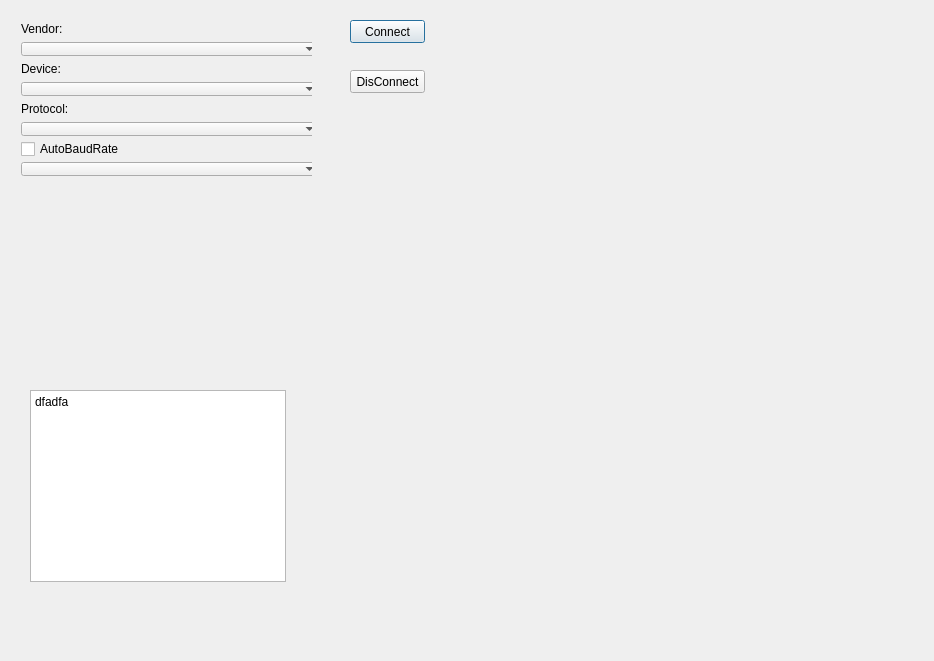
Old version of the form RP1210App/RP1210Window.ui in the repository maybez/RP1210App.
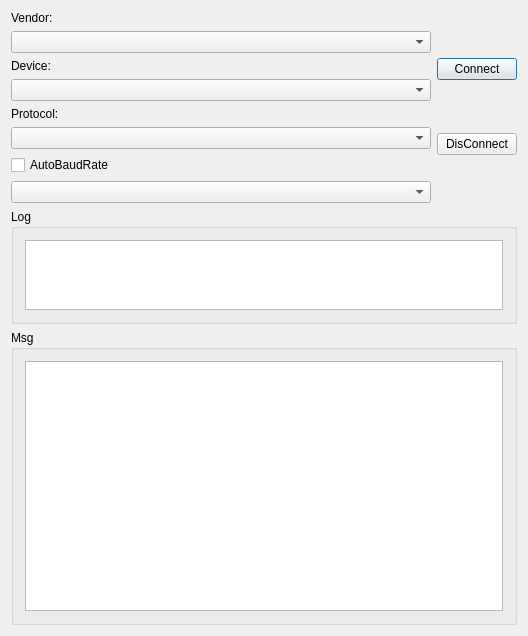
New version of the form.

```diff
--- a/RP1210App/RP1210Window.ui
+++ b/RP1210App/RP1210Window.ui
@@ -6,52 +6,15 @@
    <rect>
     <x>0</x>
     <y>0</y>
-    <width>934</width>
-    <height>661</height>
+    <width>528</width>
+    <height>626</height>
    </rect>
   </property>
   <property name="windowTitle">
    <string>RP1210Window</string>
   </property>
-  <widget class="QPushButton" name="pushButtonConnect">
-   <property name="geometry">
-    <rect>
-     <x>350</x>
-     <y>20</y>
-     <width>75</width>
-     <height>23</height>
-    </rect>
-   </property>
-   <property name="text">
-    <string>Connect</string>
-   </property>
-  </widget>
-  <widget class="QTextBrowser" name="textBrowser">
-   <property name="geometry">
-    <rect>
-     <x>30</x>
-     <y>390</y>
-     <width>256</width>
-     <height>192</height>
-    </rect>
-   </property>
-   <property name="html">
-    <string>&lt;!DOCTYPE HTML PUBLIC &quot;-//W3C//DTD HTML 4.0//EN&quot; &quot;http://www.w3.org/TR/REC-html40/strict.dtd&quot;&gt;
-&lt;html&gt;&lt;head&gt;&lt;meta name=&quot;qrichtext&quot; content=&quot;1&quot; /&gt;&lt;style type=&quot;text/css&quot;&gt;
-p, li { white-space: pre-wrap; }
-&lt;/style&gt;&lt;/head&gt;&lt;body style=&quot; font-family:'SimSun'; font-size:9pt; font-weight:400; font-style:normal;&quot;&gt;
-&lt;p style=&quot; margin-top:0px; margin-bottom:0px; margin-left:0px; margin-right:0px; -qt-block-indent:0; text-indent:0px;&quot;&gt;dfadfa&lt;/p&gt;&lt;/body&gt;&lt;/html&gt;</string>
-   </property>
-  </widget>
-  <widget class="QWidget" name="layoutWidget">
-   <property name="geometry">
-    <rect>
-     <x>10</x>
-     <y>11</y>
-     <width>302</width>
-     <height>176</height>
-    </rect>
-   </property>
+  <layout class="QGridLayout" name="gridLayout">
+   <item row="0" column="0">
    <layout class="QVBoxLayout" name="verticalLayout">
     <item>
      <widget class="QLabel" name="labelVendor">
@@ -125,20 +88,81 @@
      </widget>
     </item>
    </layout>
-  </widget>
+   </item>
+   <item row="0" column="1">
+    <layout class="QVBoxLayout" name="verticalLayout_2">
+     <item>
+      <widget class="QPushButton" name="pushButtonConnect">
+       <property name="maximumSize">
+        <size>
+         <width>80</width>
+         <height>16777215</height>
+        </size>
+       </property>
+       <property name="text">
+        <string>Connect</string>
+       </property>
+      </widget>
+     </item>
+     <item>
   <widget class="QPushButton" name="pushButtonDisConnect">
-   <property name="geometry">
-    <rect>
-     <x>350</x>
-     <y>70</y>
-     <width>75</width>
-     <height>23</height>
-    </rect>
+       <property name="maximumSize">
+        <size>
+         <width>80</width>
+         <height>16777215</height>
+        </size>
    </property>
    <property name="text">
     <string>DisConnect</string>
    </property>
   </widget>
+     </item>
+    </layout>
+   </item>
+   <item row="1" column="0" colspan="2">
+    <widget class="QGroupBox" name="groupBox">
+     <property name="minimumSize">
+      <size>
+       <width>500</width>
+       <height>0</height>
+      </size>
+     </property>
+     <property name="maximumSize">
+      <size>
+       <width>16777215</width>
+       <height>150</height>
+      </size>
+     </property>
+     <property name="title">
+      <string>Log</string>
+     </property>
+     <layout class="QHBoxLayout" name="horizontalLayout">
+      <item>
+       <widget class="QTextBrowser" name="textBrowserLogMsg"/>
+      </item>
+     </layout>
+    </widget>
+   </item>
+   <item row="2" column="0" colspan="2">
+    <widget class="QGroupBox" name="groupBox_2">
+     <property name="title">
+      <string>Msg</string>
+     </property>
+     <layout class="QHBoxLayout" name="horizontalLayout_2">
+      <item>
+       <widget class="QTableView" name="tableViewMsg">
+        <property name="minimumSize">
+         <size>
+          <width>0</width>
+          <height>250</height>
+         </size>
+        </property>
+       </widget>
+      </item>
+     </layout>
+    </widget>
+   </item>
+  </layout>
  </widget>
  <layoutdefault spacing="6" margin="11"/>
  <resources>
```
Lines whose indentation alone changed are shown as unchanged.
